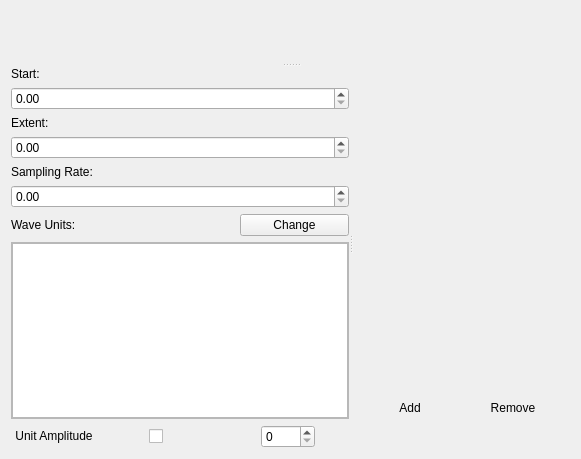
Old version of the form src/scipyen/gui/widgets/ModelFittingWidget.ui in the repository ctigaret/scipyen.
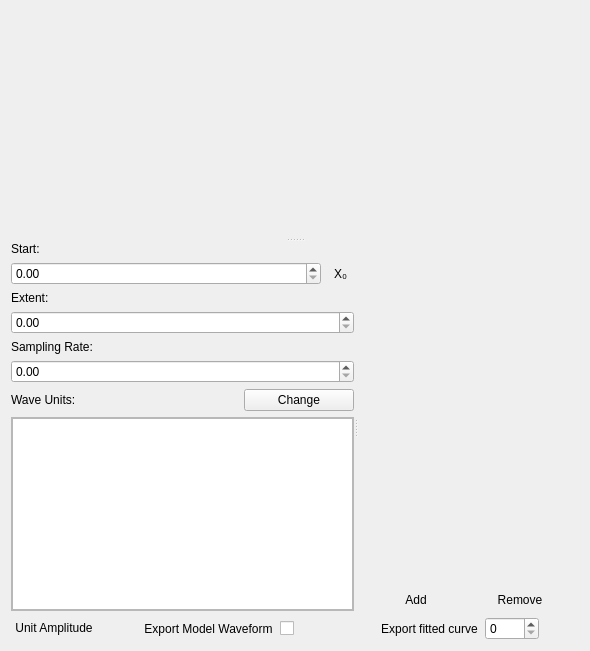
New version of the form. Icons and pictures are not drawn. Custom widgets are drawn as their Qt base class.

What changed in the file:
```diff
--- a/src/scipyen/gui/widgets/ModelFittingWidget.ui
+++ b/src/scipyen/gui/widgets/ModelFittingWidget.ui
@@ -7,7 +7,7 @@
     <x>0</x>
     <y>0</y>
     <width>581</width>
-    <height>459</height>
+    <height>651</height>
    </rect>
   </property>
   <property name="windowTitle">
@@ -68,12 +68,6 @@
    </item>
    <item row="1" column="0">
     <widget class="QSplitter" name="labelsSplitter">
-     <property name="sizePolicy">
-      <sizepolicy hsizetype="Preferred" vsizetype="Expanding">
-       <horstretch>0</horstretch>
-       <verstretch>1</verstretch>
-      </sizepolicy>
-     </property>
      <property name="orientation">
       <enum>Qt::Orientation::Vertical</enum>
      </property>
@@ -97,13 +91,10 @@
        <bool>true</bool>
       </property>
      </widget>
+     <widget class="QWidget" name="layoutWidget">
+      <layout class="QVBoxLayout" name="verticalLayout">
+       <item>
      <widget class="QSplitter" name="controlsSplitter">
-      <property name="sizePolicy">
-       <sizepolicy hsizetype="Expanding" vsizetype="Expanding">
-        <horstretch>0</horstretch>
-        <verstretch>0</verstretch>
-       </sizepolicy>
-      </property>
       <property name="orientation">
        <enum>Qt::Orientation::Horizontal</enum>
       </property>
@@ -116,6 +107,8 @@
       <widget class="QWidget" name="layoutWidget">
        <layout class="QVBoxLayout" name="controlsVerticalLayout">
         <item>
+            <layout class="QVBoxLayout" name="waveParamsLayout">
+             <item>
          <widget class="QLabel" name="domainStartLabel">
           <property name="sizePolicy">
            <sizepolicy hsizetype="Minimum" vsizetype="Fixed">
@@ -129,6 +122,8 @@
          </widget>
         </item>
         <item>
+              <layout class="QHBoxLayout" name="horizontalLayout">
+               <item>
          <widget class="QuantitySpinBox" name="startSpinBox">
           <property name="sizePolicy">
            <sizepolicy hsizetype="MinimumExpanding" vsizetype="Fixed">
@@ -139,6 +134,30 @@
          </widget>
         </item>
         <item>
+                <widget class="QToolButton" name="setAsX0ToolButton">
+                 <property name="toolTip">
+                  <string>Set as x0 coefficient</string>
+                 </property>
+                 <property name="statusTip">
+                  <string>Set as x0 coefficient</string>
+                 </property>
+                 <property name="whatsThis">
+                  <string>&lt;html&gt;&lt;head/&gt;&lt;body&gt;&lt;p&gt;Assin this value to x0 coefficient (as a float)&lt;/p&gt;&lt;/body&gt;&lt;/html&gt;</string>
+                 </property>
+                 <property name="text">
+                  <string>X₀</string>
+                 </property>
+                 <property name="icon">
+                  <iconset theme="arrow-right"/>
+                 </property>
+                 <property name="autoRaise">
+                  <bool>true</bool>
+                 </property>
+                </widget>
+               </item>
+              </layout>
+             </item>
+             <item>
          <widget class="QLabel" name="label_Duration">
           <property name="sizePolicy">
            <sizepolicy hsizetype="MinimumExpanding" vsizetype="Fixed">
@@ -272,6 +291,8 @@
           </item>
          </layout>
         </item>
+            </layout>
+           </item>
         <item>
          <widget class="QScrollArea" name="scrollArea">
           <property name="sizePolicy">
@@ -291,8 +312,8 @@
             <rect>
              <x>0</x>
              <y>0</y>
-             <width>332</width>
-             <height>128</height>
+                <width>331</width>
+                <height>192</height>
             </rect>
            </property>
            <property name="sizePolicy">
@@ -317,7 +338,7 @@
             <property name="spacing">
              <number>0</number>
             </property>
-            <item row="0" column="0">
+               <item row="1" column="0">
              <widget class="QPlainTextEdit" name="fitResultsTextEdit">
               <property name="sizePolicy">
                <sizepolicy hsizetype="Expanding" vsizetype="Expanding">
@@ -429,10 +450,12 @@
        </layout>
       </widget>
      </widget>
-    </widget>
-   </item>
-   <item row="2" column="0">
+       </item>
+       <item>
     <layout class="QHBoxLayout" name="waveControlAndDisplayHLayout">
+         <property name="spacing">
+          <number>0</number>
+         </property>
      <item>
       <widget class="QPushButton" name="makeUnitAmplitudePushButton">
        <property name="sizePolicy">
@@ -486,6 +509,19 @@
        </property>
       </widget>
      </item>
+         <item>
+          <widget class="QToolButton" name="exportModelWaveformToolButton">
+           <property name="text">
+            <string>Export Model Waveform</string>
+           </property>
+           <property name="icon">
+            <iconset theme="document-export"/>
+           </property>
+           <property name="autoRaise">
+            <bool>true</bool>
+           </property>
+          </widget>
+         </item>
      <item>
       <widget class="QCheckBox" name="overlayDataCheckbox">
        <property name="sizePolicy">
@@ -543,6 +579,19 @@
        </property>
       </widget>
      </item>
+         <item>
+          <widget class="QToolButton" name="exportFitCurveToolButton">
+           <property name="text">
+            <string>Export fitted curve</string>
+           </property>
+           <property name="icon">
+            <iconset theme="document-export"/>
+           </property>
+           <property name="autoRaise">
+            <bool>true</bool>
+           </property>
+          </widget>
+         </item>
      <item>
       <widget class="QSpinBox" name="channelSpinBox">
        <property name="sizePolicy">
@@ -598,6 +647,10 @@
       </spacer>
      </item>
     </layout>
+       </item>
+      </layout>
+     </widget>
+    </widget>
    </item>
   </layout>
  </widget>
```
Left out of the diff: 6 changed lines with no effect on the pictures. Lines whose indentation alone changed are shown as unchanged.
